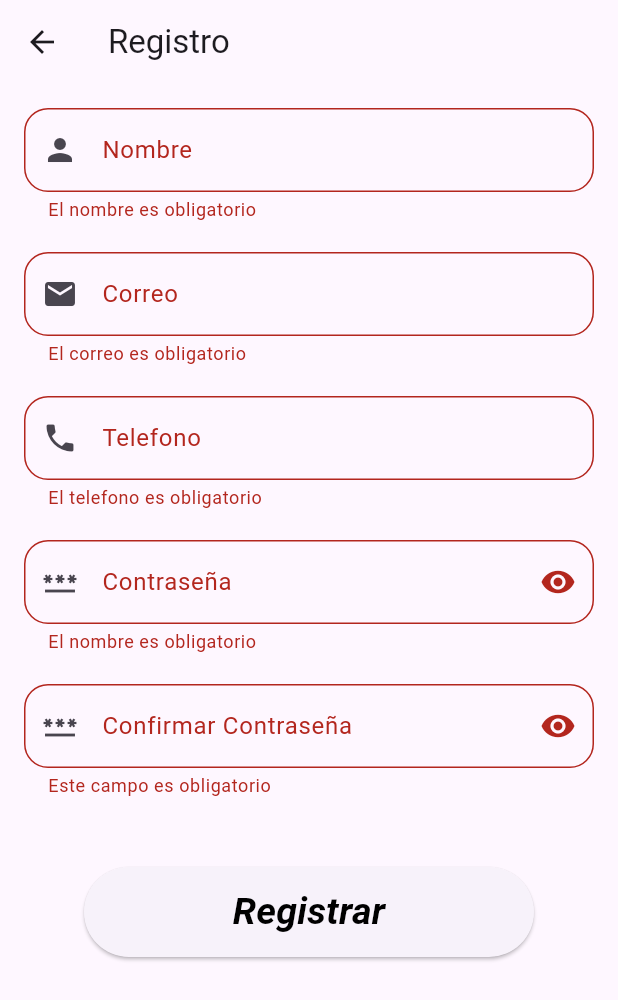
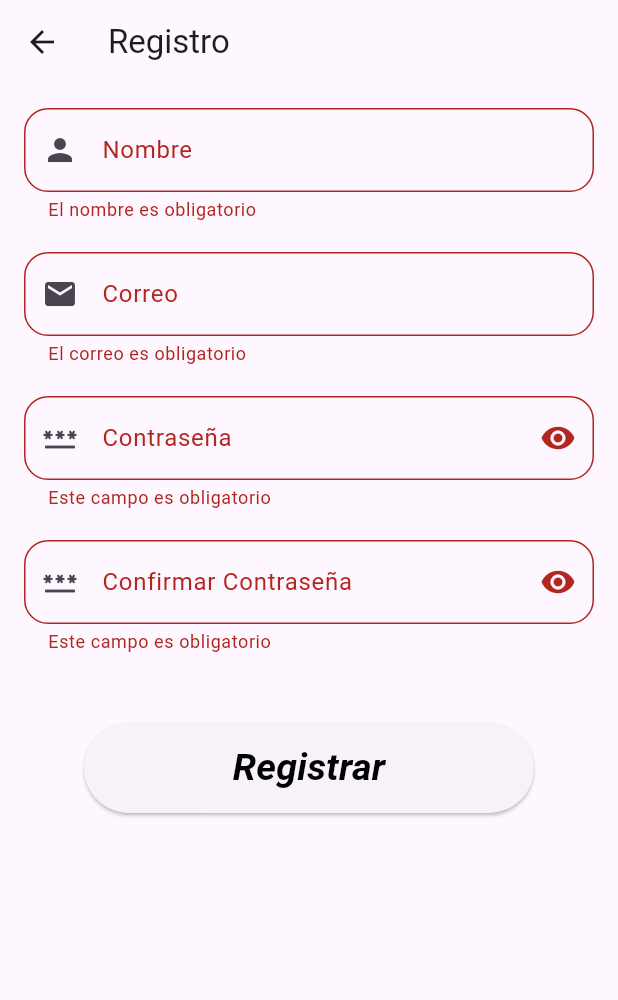
Before and after one commit to acarias11/Proyecto_Lenguajes, a Flutter app: the RegistroPage screen opened by its route, after a tap on "Registrar", on a phone screen of 412 x 824 dp. Shown: the top 1000 px of the screen. Run offline on Flutter 3.47's test engine with Material 3 defaults, Android fonts, the phone set to English and light mode, and no system bars; our stand-ins replace supabase_flutter; accounts and stored records are empty.

Commit message:
Conexion de la tabla usuarios para el registro de usuarios con sus respectivas validaciones

```diff
--- a/app_ahorro/lib/registro_page.dart
+++ b/app_ahorro/lib/registro_page.dart
@@ -1,15 +1,17 @@
 import 'package:app_ahorro/widgets/custom_inputs.dart';
 import 'package:flutter/material.dart';
+import 'package:supabase_flutter/supabase_flutter.dart';
 
 class RegistroPage extends StatelessWidget {
   RegistroPage({super.key});
 
+  final supabase = Supabase.instance.client;
   final nombreController = TextEditingController();
   final correoController = TextEditingController();
-  final telefonoController = TextEditingController();
   final contraseniaController = TextEditingController();
   final confirmcontraController = TextEditingController();
   final GlobalKey<FormState> formkey = GlobalKey<FormState>();
+  final List<String> dominios = ['gmail.com', 'yahoo.com', 'outlook.com', 'hotmail.com'];
 
   @override
   Widget build(BuildContext context) {
@@ -37,10 +39,6 @@ class RegistroPage extends StatelessWidget {
                           return 'El nombre debe tener al menos 3 caracteres';
                         }
 
-                        if (valor.length > 10) {
-                          return 'El nombre debe tener maximo 10 caracteres';
-                        }
-
                         return null;
                       },
                       teclado: TextInputType.text,
@@ -64,12 +62,12 @@ class RegistroPage extends StatelessWidget {
                           return 'El correo solo debe tener un arroba';
                         }
 
-                        if ((valor.contains('@') && valor.contains('.edu.hn') && valor.substring(valor.indexOf('@')+1, valor.indexOf('.edu.hn')).isNotEmpty) == false) {
-                          return 'El correo debe tener un dominio';
+                        if ((valor.contains('@') && dominios.any((dominio) => valor.contains(dominio)) && valor.substring(valor.indexOf('@')+1, valor.indexOf('.com')).isNotEmpty) == false) {
+                          return 'El correo es invalido';
                         }
 
-                        if(valor.endsWith('.edu.hn') == false){
-                          return 'El correo no es valido, debe terminar en ".edu.hn"';
+                        if(dominios.any((dominio) => valor.endsWith('.com')) == false){
+                          return 'El correo no es valido';
                         }
 
                         return null;
@@ -80,48 +78,21 @@ class RegistroPage extends StatelessWidget {
                         icono: Icons.email
                       ),
                       const SizedBox(height: 20,),
-                      CustomInputs(
-                        controller: telefonoController,
-                        validator: (valor) {
-                          if (valor == null || valor.isEmpty) {
-                          return 'El telefono es obligatorio';
-                        }
-
-                        if (valor.length < 8 || valor.length > 8) {
-                          return 'El telefono debe de ser de 8 numeros';
-                        }
-
-                        if (valor.startsWith('3') == false && valor.startsWith('9') == false) {
-                          return 'El numero es invalido, debe iniciar con 3 o 9';
-                        }
-
-                        return null;
-                        },
-                        teclado: TextInputType.phone,
-                        nombrelabel: 'Telefono',
-                        hint: 'Ingrese su telefono',
-                        icono: Icons.phone
-                      ),
-                      const SizedBox(height: 20,),
                       PasswordInput(
                         nombrelabel: 'Contraseña',
                         hint: 'Ingrese su contraseña',
                         controller: contraseniaController,
                         validator: (valor) {
                           if (valor == null || valor.isEmpty) {
-                          return 'El nombre es obligatorio';
+                          return 'Este campo es obligatorio';
                         }
 
                         if (valor.length < 8) {
                           return 'La contraseña debe tener al menos 8 caracteres';
                         }
 
-                        if (valor.contains(RegExp(r'[A-Z]')) == false) {
-                          return 'La contraseña es invalida, debe al menos tener una mayuscula';
-                        }
-
-                        if (valor.contains(RegExp(r'^(?=.*?[!@#\$&*~_&-])')) == false) {
-                          return 'La contraseña debe contener un caracter especial';
+                        if (valor.contains(RegExp(r'[A-Z]')) == false && valor.contains(RegExp(r'^(?=.*?[!@#\$&*~_&-])')) == false) {
+                          return 'La contraseña debe contener una mayuscula y un caracter especial';
                         }
 
                         return null;
@@ -160,19 +131,18 @@ class RegistroPage extends StatelessWidget {
                                      fontWeight: FontWeight.bold,
                                      fontStyle: FontStyle.italic,
                                      color: Colors.black),),
-            onPressed: () {
-              if(!formkey.currentState!.validate()) return;
-              final datos = {
-                'nombre': nombreController.text,
-                'correo': correoController.text,
-                'telefono': telefonoController.text,
-                'contraseña': contraseniaController.text,
-                'confirmarContraseña': confirmcontraController.text
-              };
+          onPressed: () async {
+            final nombre = nombreController.text.trim();
+            final email = correoController.text.trim();
+            final password = contraseniaController.text.trim();
+              if (!formkey.currentState!.validate()) return;
+              await supabase.from('usuarios').insert({
+                'nombre': nombre,
+                'email': email,
+                'password': password
+              });
+          },
 
-              print(datos);
-
-            },
             ),
           ),
           ],
```
